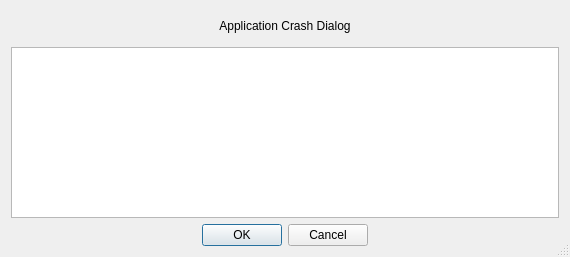
Above: KPPCommon/crashdialog.ui from ruisebastiao/KPPQtAutomation_old before the change. Below: the same form after it.
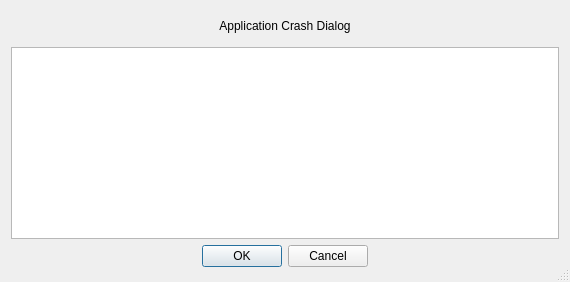
That is the form after the change. Custom widgets are drawn as their Qt base class.

```diff
--- a/KPPCommon/crashdialog.ui
+++ b/KPPCommon/crashdialog.ui
@@ -7,7 +7,7 @@
     <x>0</x>
     <y>0</y>
     <width>570</width>
-    <height>257</height>
+    <height>282</height>
    </rect>
   </property>
   <property name="sizePolicy">
@@ -49,7 +49,20 @@
     </widget>
    </item>
    <item>
-    <widget class="KPPAdjustableListView" name="listView"/>
+    <widget class="KPPAdjustableListView" name="listView">
+     <property name="sizePolicy">
+      <sizepolicy hsizetype="Expanding" vsizetype="Fixed">
+       <horstretch>0</horstretch>
+       <verstretch>0</verstretch>
+      </sizepolicy>
+     </property>
+     <property name="minimumSize">
+      <size>
+       <width>0</width>
+       <height>175</height>
+      </size>
+     </property>
+    </widget>
    </item>
    <item>
     <widget class="QDialogButtonBox" name="buttonBox">
```
